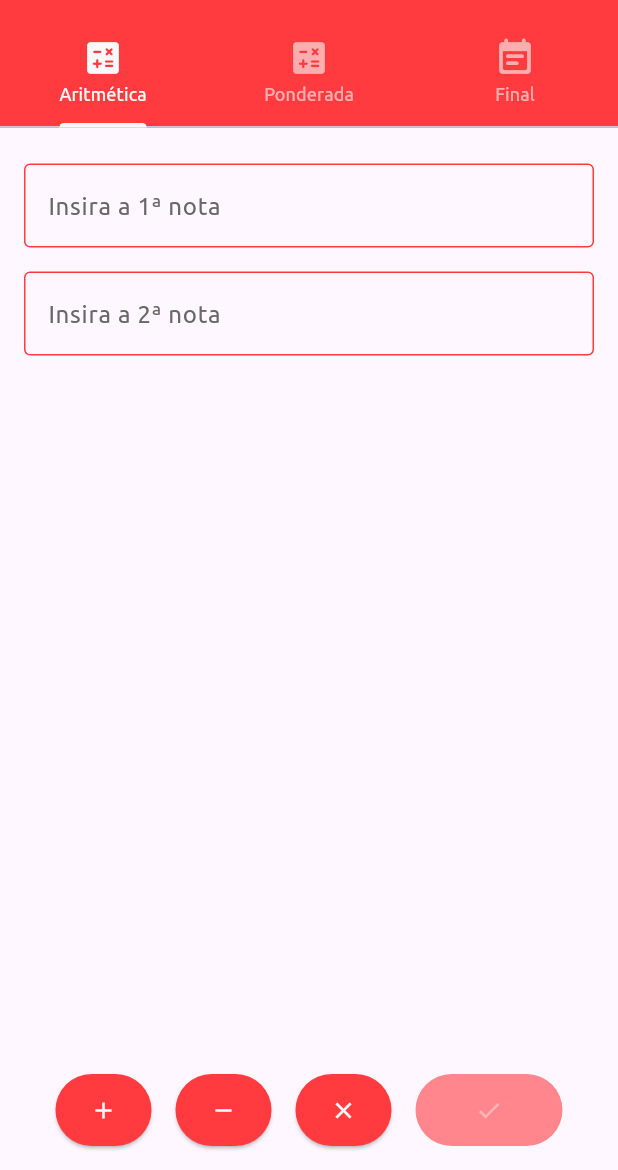
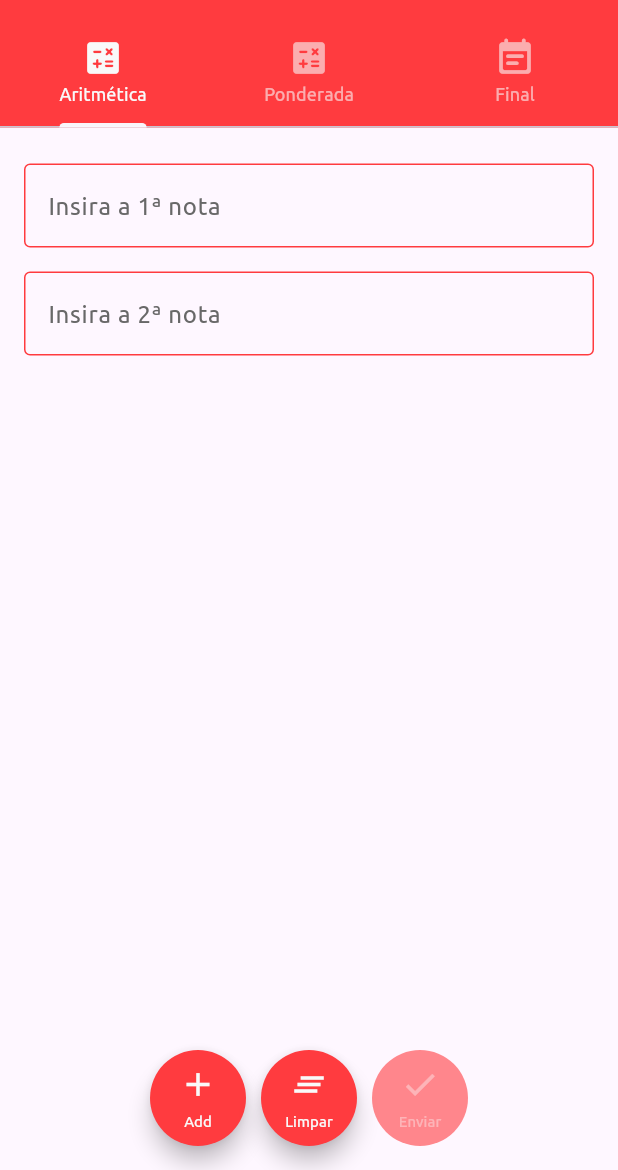
Before and after one commit to Everaldo-Martins/passei, a Flutter app: the screen it shows after launch, on a phone screen of 412 x 824 dp, the part 66-1236 px from its top. Run offline on Flutter 3.47's test engine with Material 3 defaults, Android fonts, the phone set to English and light mode, and no system bars; our stand-ins replace flutter_svg; project files that could hold a hidden picture were left out.

Commit message:
Upgrade version

```diff
--- a/lib/screens/media_aritmetica_screen.dart
+++ b/lib/screens/media_aritmetica_screen.dart
@@ -269,48 +269,100 @@ class _MediaAritmeticaScreenState extends State<MediaAritmeticaScreen> {
           Row(
             mainAxisAlignment: MainAxisAlignment.center,
             children: [
+              if (count < 4) ...[
                 ElevatedButton(
                   onPressed: addNota,
                   style: ElevatedButton.styleFrom(
                     backgroundColor: const Color(0xFFFF3B3F),
                     foregroundColor: const Color(0xFFF9F9F9),
-                  padding: const EdgeInsets.symmetric(vertical: 15, horizontal: 15),
+                    elevation: 6,
+                    padding: const EdgeInsets.symmetric(
+                      vertical: 10,
+                      horizontal: 12,
                     ),
-                child: const Row(
+                  ),
+                  child: const Column(
+                    mainAxisSize: MainAxisSize.min,
                     children: [
-                    Icon(Icons.add)
+                      Icon(
+                        Icons.add,
+                        size: 26,
+                      ),
+                      SizedBox(height: 4),
+                      Text(
+                        'Add',
+                        style: TextStyle(
+                            fontFamily: 'Ubuntu',
+                            fontSize: 10,
+                            fontWeight: FontWeight.normal),
+                      ),
                     ],
                   ),
                 ),
-              const SizedBox(width: 16),
+              ],
+              if (count > 2) ...[
+                const SizedBox(width: 10),
                 ElevatedButton(
                   onPressed: removeNota,
                   style: ElevatedButton.styleFrom(
                     backgroundColor: const Color(0xFFFF3B3F),
                     foregroundColor: const Color(0xFFF9F9F9),
-                  padding: const EdgeInsets.symmetric(vertical: 15, horizontal: 15),
+                    elevation: 6,
+                    padding: const EdgeInsets.symmetric(
+                      vertical: 10,
+                      horizontal: 12,
                     ),
-                child: const Row(
+                  ),
+                  child: const Column(
+                    mainAxisSize: MainAxisSize.min,
                     children: [
-                    Icon(Icons.remove)
+                      Icon(
+                        Icons.remove,
+                        size: 26,
+                      ),
+                      SizedBox(height: 4),
+                      Text(
+                        'Remover',
+                        style: TextStyle(
+                            fontFamily: 'Ubuntu',
+                            fontSize: 10,
+                            fontWeight: FontWeight.normal),
+                      ),
                     ],
                   ),
                 ),
-              const SizedBox(width: 16),
+              ],
+              const SizedBox(width: 10),
               ElevatedButton(
                 onPressed: clearFields,
                 style: ElevatedButton.styleFrom(
                   backgroundColor: const Color(0xFFFF3B3F),
                   foregroundColor: const Color(0xFFF9F9F9),
-                  padding: const EdgeInsets.symmetric(vertical: 15, horizontal: 15),
+                  elevation: 6,
+                  padding: const EdgeInsets.symmetric(
+                    vertical: 10,
+                    horizontal: 12,
                   ),
-                child: const Row(
+                ),
+                child: const Column(
+                  mainAxisSize: MainAxisSize.min,
                   children: [
-                    Icon(Icons.clear)
+                    Icon(
+                      Icons.clear_all,
+                      size: 26,
+                    ),
+                    SizedBox(height: 4),
+                    Text(
+                      'Limpar',
+                      style: TextStyle(
+                          fontFamily: 'Ubuntu',
+                          fontSize: 10,
+                          fontWeight: FontWeight.normal),
+                    ),
                   ],
                 ),
               ),
-              const SizedBox(width: 16),
+              const SizedBox(width: 10),
               ValueListenableBuilder<bool>(
                 valueListenable: isButtonEnabled,
                 builder: (context, value, child) {
@@ -321,11 +373,27 @@ class _MediaAritmeticaScreenState extends State<MediaAritmeticaScreen> {
                       foregroundColor: const Color(0xFFF9F9F9),
                       disabledBackgroundColor: const Color(0x99FF3B3F),
                       disabledForegroundColor: const Color(0x66F9F9F9),
-                      padding: const EdgeInsets.symmetric(vertical: 15, horizontal: 40),
+                      elevation: 6,
+                      padding: const EdgeInsets.symmetric(
+                        vertical: 10,
+                        horizontal: 12,
                       ),
-                    child: const Row(
+                    ),
+                    child: const Column(
+                      mainAxisSize: MainAxisSize.min,
                       children: [
-                        Icon(Icons.check)
+                        Icon(
+                          Icons.check,
+                          size: 26,
+                        ),
+                        SizedBox(height: 4),
+                        Text(
+                          'Enviar',
+                          style: TextStyle(
+                              fontFamily: 'Ubuntu',
+                              fontSize: 10,
+                              fontWeight: FontWeight.normal),
+                        ),
                       ],
                     ),
                   );
--- a/pubspec.yaml
+++ b/pubspec.yaml
@@ -16,7 +16,7 @@ publish_to: 'none' # Remove this line if you wish to publish to pub.dev
 # https://developer.apple.com/library/archive/documentation/General/Reference/InfoPlistKeyReference/Articles/CoreFoundationKeys.html
 # In Windows, build-name is used as the major, minor, and patch parts
 # of the product and file versions while build-number is used as the build suffix.
-version: 1.0.2+1
+version: 1.0.3+1
 
 environment:
   sdk: '>=3.4.3 <4.0.0'
```
Also changed, not shown: lib/screens/media_ponderada_screen.dart (+83 -15 lines), lib/screens/verificar_final_screen.dart (+40 -10 lines). Lines whose indentation alone changed are shown as unchanged.
